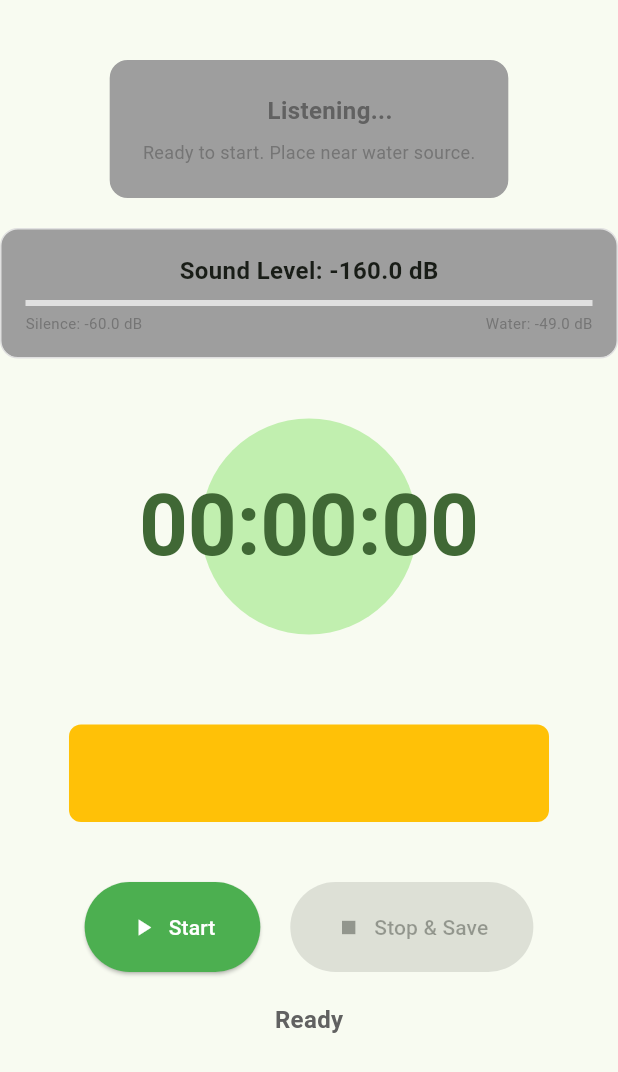
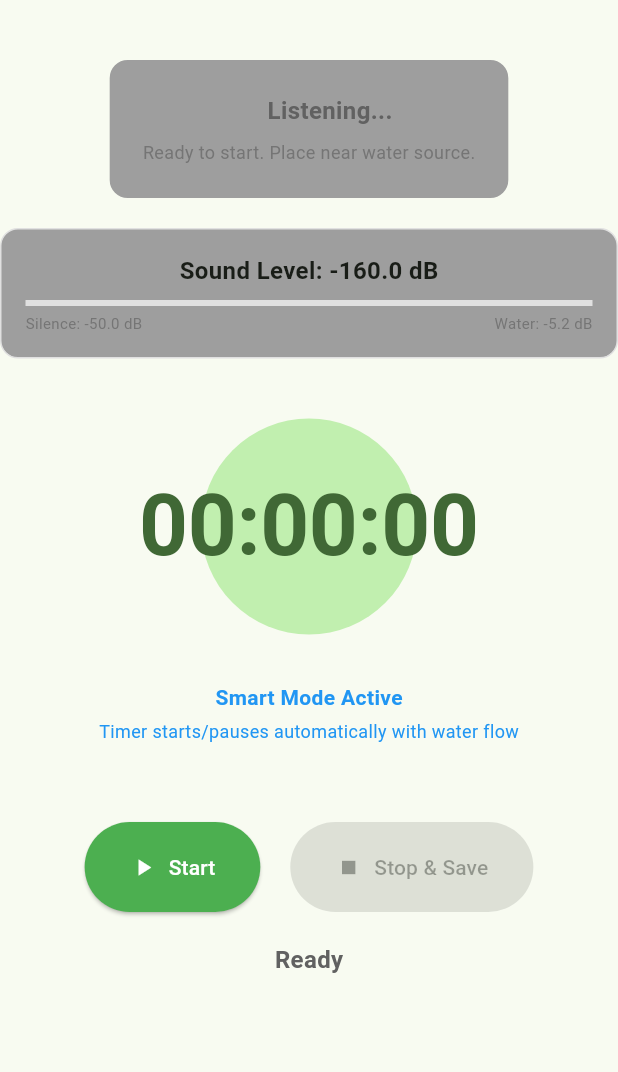
Before and after one commit to neo2100/smart_shower_meter, a Flutter app: the SmartMeterPage screen opened directly with empty values, on a phone screen of 412 x 824 dp. Shown: the top 1072 px of the screen. Run offline on Flutter 3.47's test engine with Material 3 defaults, Android fonts, the phone set to English and light mode, and no system bars; our stand-ins replace permission_handler, shared_preferences; missing offline and left inert: record; accounts and stored records are empty.

Commit message:
Test in real device (#5)
* Adjust thresholds for mobile (for web we need to find a compatible solution)

* Improvements based on test on real android device

* minor

```diff
--- a/lib/pages/smart_meter_page.dart
+++ b/lib/pages/smart_meter_page.dart
@@ -33,8 +33,8 @@ class _SmartMeterPageState extends State<SmartMeterPage> {
 
   double _currentSoundLevel = -160.0;
   Timer? _uiUpdateTimer;
-  double _silenceThreshold = -60.0;
-  double _waterThreshold = -49.0;
+  double _silenceThreshold = -50.0;
+  double _waterThreshold = -5.2;
 
   @override
   void initState() {
@@ -397,7 +397,7 @@ class _SmartMeterPageState extends State<SmartMeterPage> {
                   ),
                 ),
               ),
-              const SizedBox(height: 60),
+              const SizedBox(height: 20),
               // Mode Information
               Container(
                 padding: const EdgeInsets.symmetric(
@@ -405,7 +405,6 @@ class _SmartMeterPageState extends State<SmartMeterPage> {
                   vertical: 12,
                 ),
                 decoration: BoxDecoration(
-                  color: Colors.amber.withValues(alpha: 0.15 * 255),
                   borderRadius: BorderRadius.circular(8),
                 ),
                 child: const Column(
@@ -415,13 +414,13 @@ class _SmartMeterPageState extends State<SmartMeterPage> {
                       style: TextStyle(
                         fontSize: 14,
                         fontWeight: FontWeight.bold,
-                        color: Colors.amber,
+                        color: Colors.blue,
                       ),
                     ),
                     SizedBox(height: 4),
                     Text(
                       'Timer starts/pauses automatically with water flow',
-                      style: TextStyle(fontSize: 12, color: Colors.amber),
+                      style: TextStyle(fontSize: 12, color: Colors.blue),
                     ),
                   ],
                 ),
--- a/lib/services/sound_detection_service.dart
+++ b/lib/services/sound_detection_service.dart
@@ -23,8 +23,8 @@ class SoundDetectionService {
   Timer? _analysisTimer;
 
   // Detection parameters
-  static double _silenceThresholdDb = -60.0;
-  static double _waterThresholdDb = -49.0;
+  static double _silenceThresholdDb = -50.0;
+  static double _waterThresholdDb = -5.2;
   static const int _requiredConsecutiveDetections = 10;
   static const int _fftSize = 1024;
   static const int _sampleRate = 16000;
@@ -173,7 +173,7 @@ class SoundDetectionService {
     }
 
     // Too loud = clipping/distortion
-    if (decibels > -5.0) {
+    if (decibels > -2.0) {
       return false;
     }
 
```
Also changed, not shown: 2 other files.
